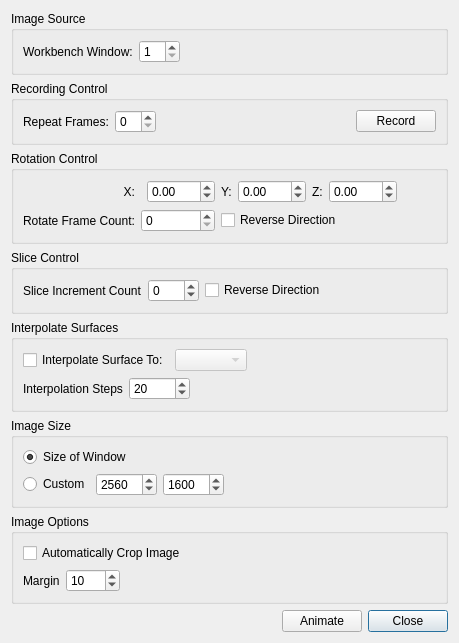
This is src/GuiQt/MovieDialog.ui in Washington-University/workbench as Qt 5 draws it before an edit. The edited form follows.
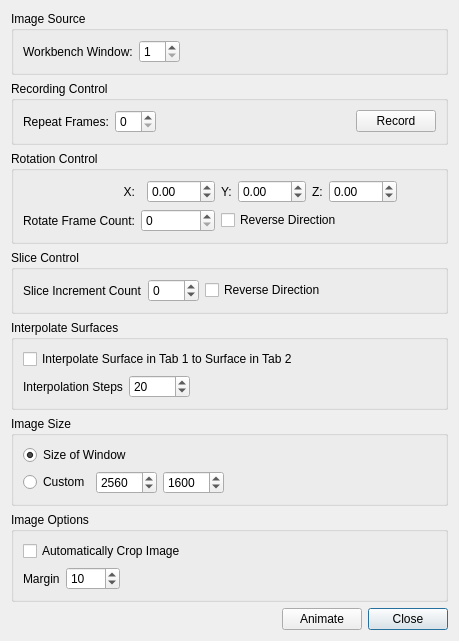
This is the edited form.

Commit message: Fixed crash on Animation when Interpolate Surfaces was performed without tab 1 and 2 containing surfaces.

Diff of the .ui file:
```diff
--- a/src/GuiQt/MovieDialog.ui
+++ b/src/GuiQt/MovieDialog.ui
@@ -289,14 +289,7 @@
            <bool>true</bool>
           </property>
           <property name="text">
-           <string>Interpolate Surface To:</string>
-          </property>
-         </widget>
-        </item>
-        <item>
-         <widget class="QComboBox" name="comboBox">
-          <property name="enabled">
-           <bool>false</bool>
+           <string>Interpolate Surface in Tab 1 to Surface in Tab 2</string>
           </property>
          </widget>
         </item>
```
The commit also changes 2 other files.
